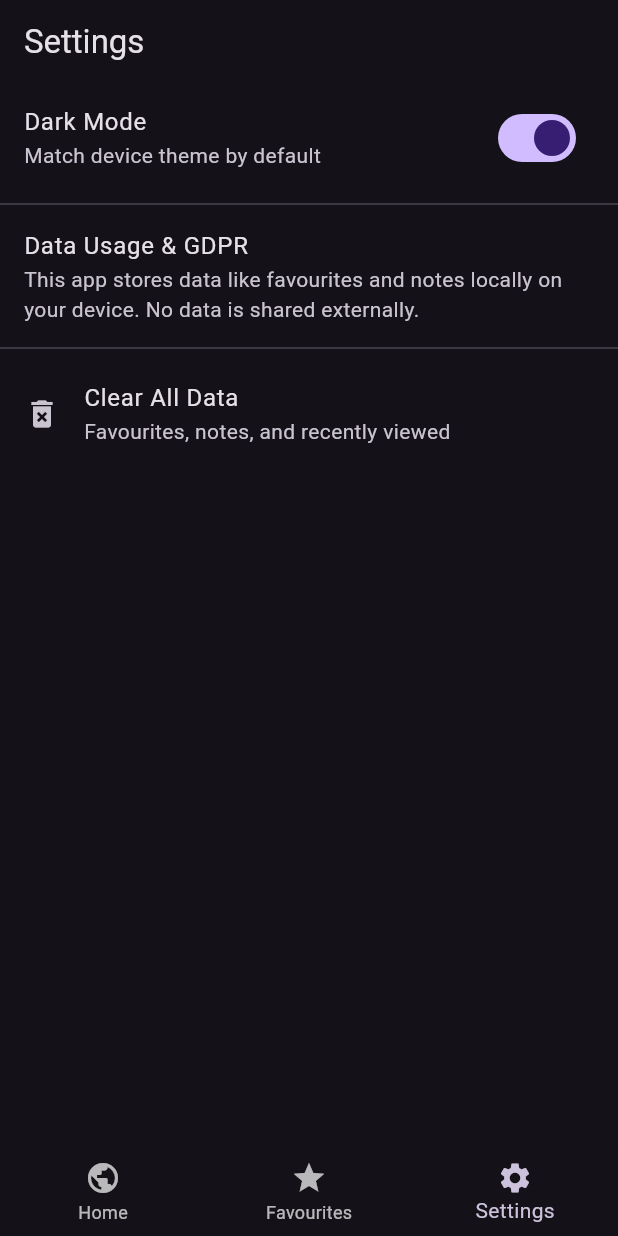
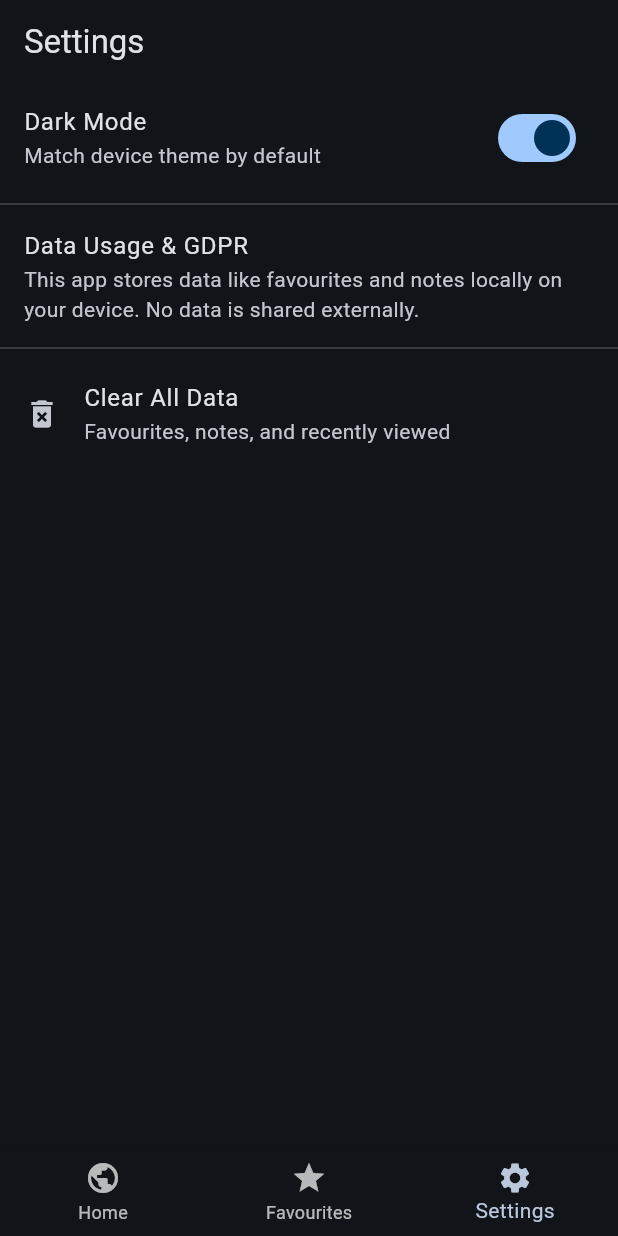
Before and after one commit to yousufaahmed/To-Visit, a Flutter app: the screen it shows after launch, item 3 of the bottom bar chosen, after a tap on "Dark Mode", on a phone screen of 412 x 824 dp. Run offline on Flutter 3.47's test engine with Material 3 defaults, Android fonts, the light colour scheme and no system bars; our stand-ins replace connectivity_plus, flutter_map, latlong2, share_plus, shared_preferences; network calls fail.

Commit message:
add comments add fix

```diff
--- a/lib/main.dart
+++ b/lib/main.dart
@@ -1,5 +1,6 @@
 import 'package:flutter/material.dart';
 import 'package:provider/provider.dart';
+
 import 'screens/main_navigation.dart';
 import 'screens/country_screen.dart';
 import 'screens/all_countries_screen.dart';
@@ -7,7 +8,7 @@ import 'theme/theme_provider.dart';
 import 'models/country_model.dart';
 
 void main() {
-  runApp(const ToVisitApp());
+  runApp(const ToVisitApp()); // Entry point of the app
 }
 
 class ToVisitApp extends StatelessWidget {
@@ -16,16 +17,34 @@ class ToVisitApp extends StatelessWidget {
   @override
   Widget build(BuildContext context) {
     return ChangeNotifierProvider(
+      // Provide ThemeProvider to the entire app
       create: (_) => ThemeProvider(),
       child: Consumer<ThemeProvider>(
         builder: (context, themeProvider, _) {
           return MaterialApp(
             title: 'ToVisit',
-            themeMode: themeProvider.themeMode,
-            theme: ThemeData.light(useMaterial3: true),
-            darkTheme: ThemeData.dark(useMaterial3: true),
+            debugShowCheckedModeBanner: false,
+
+            // Set light and dark themes using Material 3
+            theme: ThemeData(
+              brightness: Brightness.light,
+              useMaterial3: true,
+              colorScheme: ColorScheme.fromSeed(seedColor: Colors.blue),
+            ),
+            darkTheme: ThemeData(
+              brightness: Brightness.dark,
+              useMaterial3: true,
+              colorScheme: ColorScheme.fromSeed(
+                seedColor: Colors.blue,
+                brightness: Brightness.dark,
+              ),
+            ),
+            themeMode: themeProvider.themeMode, // Set current theme mode (system, light, or dark)
+
+            // Main navigation layout with bottom tabs
             home: const MainNavigation(),
 
+            // Define dynamic route generation
             onGenerateRoute: (settings) {
               if (settings.name == '/country') {
                 final country = settings.arguments as Country;
@@ -37,8 +56,8 @@ class ToVisitApp extends StatelessWidget {
                   builder: (_) => const AllCountriesScreen(),
                 );
               }
-            return null;
-          }
+              return null; // Unknown route fallback
+            },
           );
         },
       ),
--- a/lib/models/country_model.dart
+++ b/lib/models/country_model.dart
@@ -1,14 +1,14 @@
-
 import 'dart:convert';
 
+/// A model representing a country and its relevant data for display and storage.
 class Country {
-  final String name;
-  final String capital;
-  final String region;
-  final int population;
-  final List<double> latlng;
-  final String flagUrl;
-  final String code;
+  final String name;          // Common name of the country
+  final String capital;       // Capital city
+  final String region;        // Geographical region (e.g. Europe, Asia)
+  final int population;       // Population count
+  final List<double> latlng;  // Latitude and longitude coordinates
+  final String flagUrl;       // URL to the country's flag image (PNG format)
+  final String code;          // Country code (e.g. "FR" for France)
 
   Country({
     required this.name,
@@ -20,6 +20,7 @@ class Country {
     required this.code,
   });
 
+  /// Factory constructor to create a Country instance from the REST Countries API JSON.
   factory Country.fromJson(Map<String, dynamic> json) {
     return Country(
       name: json['name']['common'] ?? 'N/A',
@@ -36,7 +37,7 @@ class Country {
     );
   }
 
-  // Convert Country to JSON string for storage
+  /// Serialises the Country object into a JSON string for storage (e.g. SharedPreferences).
   String toJsonString() => jsonEncode({
         'name': name,
         'capital': capital,
@@ -47,7 +48,7 @@ class Country {
         'code': code,
       });
 
-  // Convert back from JSON string
+  /// Factory constructor to recreate a Country object from a stored JSON string.
   factory Country.fromJsonString(String jsonStr) {
     final data = jsonDecode(jsonStr);
     return Country(
--- a/lib/screens/home_screen.dart
+++ b/lib/screens/home_screen.dart
@@ -4,6 +4,7 @@ import '../models/country_model.dart';
 import '../services/rest_countries_service.dart';
 import '../widgets/country_card.dart';
 
+/// Home screen that shows search, popular countries, and recently viewed countries.
 class HomeScreen extends StatefulWidget {
   const HomeScreen({super.key});
 
@@ -12,27 +13,28 @@ class HomeScreen extends StatefulWidget {
 }
 
 class _HomeScreenState extends State<HomeScreen> {
-  List<Country> allCountries = [];
-  List<Country> filteredCountries = [];
-  List<Country> popularCountries = [];
-  List<Country> recentlyViewed = [];
+  List<Country> allCountries = [];         // Complete list of countries from API
+  List<Country> filteredCountries = [];    // Filtered countries for search
+  List<Country> popularCountries = [];     // Hardcoded popular countries list
+  List<Country> recentlyViewed = [];       // Countries saved to shared preferences
 
   String searchQuery = '';
-  bool isLoading = true;
+  bool isLoading = true;                   // Indicates loading state for countries
 
   @override
   void initState() {
     super.initState();
-    loadCountries();
-    loadRecent();
+    loadCountries(); // Load all countries from API
+    loadRecent();    // Load recent countries from local storage
   }
 
+  /// Fetch all countries and filter to get popular ones
   Future<void> loadCountries() async {
     final countries = await RestCountriesService.fetchCountries();
 
     if (!mounted) return;
 
-    // Hardcoded popular names
+    // Manually defined list of popular countries
     final popularNames = [
       'France',
       'Italy',
@@ -45,7 +47,7 @@ class _HomeScreenState extends State<HomeScreen> {
       'Australia',
     ];
 
-    // Match names with fallback to empty list if nothing found
+    // Try to match each popular country by name
     final sortedPopular = countries.isEmpty
         ? <Country>[]
         : popularNames.map((name) {
@@ -68,6 +70,7 @@ class _HomeScreenState extends State<HomeScreen> {
     });
   }
 
+  /// Load recently viewed countries from shared preferences
   Future<void> loadRecent() async {
     final prefs = await SharedPreferences.getInstance();
     final recents = prefs.getStringList('recently_viewed') ?? [];
@@ -79,6 +82,7 @@ class _HomeScreenState extends State<HomeScreen> {
     });
   }
 
+  /// Filter countries based on search query
   void onSearch(String value) {
     setState(() {
       searchQuery = value;
@@ -88,10 +92,12 @@ class _HomeScreenState extends State<HomeScreen> {
     });
   }
 
+  /// Save country to recents and navigate to detail screen
   void onCountryTapped(Country country) async {
     final prefs = await SharedPreferences.getInstance();
     final recentJsons = prefs.getStringList('recently_viewed') ?? [];
 
+    // Avoid duplicates and limit to 5
     recentJsons.removeWhere((item) => Country.fromJsonString(item).name == country.name);
     recentJsons.insert(0, country.toJsonString());
     if (recentJsons.length > 5) recentJsons.removeLast();
@@ -113,7 +119,7 @@ class _HomeScreenState extends State<HomeScreen> {
       child: Column(
         crossAxisAlignment: CrossAxisAlignment.start,
         children: [
-          // Search Bar
+          // Search input
           TextField(
             onChanged: onSearch,
             decoration: InputDecoration(
@@ -125,6 +131,7 @@ class _HomeScreenState extends State<HomeScreen> {
           ),
           const SizedBox(height: 16),
 
+          // If searching, show filtered results
           if (searchQuery.isNotEmpty) ...[
             Text("Search Results", style: Theme.of(context).textTheme.titleMedium),
             const SizedBox(height: 8),
@@ -141,11 +148,12 @@ class _HomeScreenState extends State<HomeScreen> {
               ),
           ],
 
+          // If not searching, show welcome, popular, and recent
           if (searchQuery.isEmpty) ...[
             Text("Welcome back 👋", style: Theme.of(context).textTheme.headlineSmall),
             const SizedBox(height: 16),
 
-            // Popular Countries
+            // Popular countries horizontal scroll
             if (popularCountries.isNotEmpty) ...[
               Text("Popular countries", style: Theme.of(context).textTheme.titleMedium),
               const SizedBox(height: 8),
@@ -184,6 +192,8 @@ class _HomeScreenState extends State<HomeScreen> {
                 ),
               ),
               const SizedBox(height: 8),
+
+              // Button to view all countries
               Align(
                 alignment: Alignment.centerRight,
                 child: TextButton(
@@ -194,7 +204,7 @@ class _HomeScreenState extends State<HomeScreen> {
               const SizedBox(height: 24),
             ],
 
-            // Recently Viewed
+            // Recently viewed list
             if (recentlyViewed.isNotEmpty) ...[
               Text("Recently viewed", style: Theme.of(context).textTheme.titleMedium),
               const SizedBox(height: 8),
--- a/lib/screens/main_navigation.dart
+++ b/lib/screens/main_navigation.dart
@@ -3,6 +3,8 @@ import 'home_screen.dart';
 import 'favourites_screen.dart';
 import 'settings_screen.dart';
 
+/// MainNavigation sets up the bottom navigation structure for the app.
+/// It allows users to switch between Home, Favourites, and Settings pages.
 class MainNavigation extends StatefulWidget {
   const MainNavigation({super.key});
 
@@ -11,23 +13,30 @@ class MainNavigation extends StatefulWidget {
 }
 
 class _MainNavigationState extends State<MainNavigation> {
-  int currentIndex = 0;
+  int currentIndex = 0; // Keeps track of the currently selected tab
 
+  // List of screens to navigate between
   final List<Widget> screens = const [
     HomeScreen(),
     FavouritesScreen(),
     SettingsScreen(),
   ];
 
+  // Titles for each screen, used in AppBar
   final List<String> titles = ['To-Visit', 'Favourites', 'Settings'];
 
   @override
   Widget build(BuildContext context) {
     return Scaffold(
+      // AppBar updates title based on selected tab
       appBar: AppBar(
         title: Text(titles[currentIndex]),
       ),
+
+      // Display the selected screen
       body: screens[currentIndex],
+
+      // Bottom navigation bar with 3 tabs
       bottomNavigationBar: BottomNavigationBar(
         currentIndex: currentIndex,
         onTap: (value) => setState(() => currentIndex = value),
--- a/lib/screens/settings_screen.dart
+++ b/lib/screens/settings_screen.dart
@@ -3,6 +3,7 @@ import 'package:shared_preferences/shared_preferences.dart';
 import 'package:provider/provider.dart';
 import '../theme/theme_provider.dart';
 
+/// A screen for managing app settings like theme and user data.
 class SettingsScreen extends StatefulWidget {
   const SettingsScreen({super.key});
 
@@ -16,31 +17,35 @@ class _SettingsScreenState extends State<SettingsScreen> {
   @override
   void initState() {
     super.initState();
-    loadThemePreference();
+    loadThemePreference(); // Load user's theme preference on init
   }
 
+  /// Loads the theme preference from SharedPreferences
   Future<void> loadThemePreference() async {
     final prefs = await SharedPreferences.getInstance();
     final dark = prefs.getBool('dark_mode') ?? false;
     setState(() => isDarkMode = dark);
   }
 
+  /// Toggles the app's dark mode and saves the preference
   Future<void> toggleTheme(bool value) async {
     final prefs = await SharedPreferences.getInstance();
     final themeProvider = Provider.of<ThemeProvider>(context, listen: false);
-    themeProvider.toggleTheme(value);
+    themeProvider.toggleTheme(value); // Notify app to switch theme
     setState(() => isDarkMode = value);
-
+    /// Save the preference
+    await prefs.setBool('dark_mode', value);
   }
 
+  /// Clears all user-specific data stored on device
   Future<void> clearAllUserData() async {
     final prefs = await SharedPreferences.getInstance();
 
-    // Remove favourites and recents
+    // Remove favourites and recently viewed
     await prefs.remove('favourite_countries');
     await prefs.remove('recently_viewed');
 
-    // Remove all notes
+    // Remove notes with key prefix 'note_'
     final keys = prefs.getKeys();
     for (var key in keys) {
       if (key.startsWith('note_')) {
@@ -49,11 +54,14 @@ class _SettingsScreenState extends State<SettingsScreen> {
     }
 
     if (!mounted) return;
+
+    // Show confirmation to the user
     ScaffoldMessenger.of(context).showSnackBar(
       const SnackBar(content: Text("All data cleared.")),
     );
   }
 
+  /// Shows confirmation dialog before clearing user data
   void showClearDataDialog() {
     showDialog(
       context: context,
@@ -80,9 +88,10 @@ class _SettingsScreenState extends State<SettingsScreen> {
   @override
   Widget build(BuildContext context) {
     return Scaffold(
-      // appBar: AppBar(title: const Text('Settings')),
+      // No AppBar used here since it’s inside a tab navigation
       body: ListView(
         children: [
+          // Dark Mode toggle
           SwitchListTile(
             title: const Text('Dark Mode'),
             subtitle: const Text('Match device theme by default'),
@@ -90,6 +99,8 @@ class _SettingsScreenState extends State<SettingsScreen> {
             onChanged: toggleTheme,
           ),
           const Divider(),
+
+          // GDPR & data usage information
           const ListTile(
             title: Text('Data Usage & GDPR'),
             subtitle: Text(
@@ -97,6 +108,8 @@ class _SettingsScreenState extends State<SettingsScreen> {
             ),
           ),
           const Divider(),
+
+          // Clear data option
           ListTile(
             leading: const Icon(Icons.delete_forever),
             title: const Text("Clear All Data"),
--- a/lib/theme/theme_provider.dart
+++ b/lib/theme/theme_provider.dart
@@ -1,28 +1,45 @@
 import 'package:flutter/material.dart';
 import 'package:shared_preferences/shared_preferences.dart';
 
+/// A ChangeNotifier that manages the app's theme (light/dark mode)
+/// and persists user preference using SharedPreferences.
 class ThemeProvider extends ChangeNotifier {
+  // Holds the current theme mode (light/dark/system)
   ThemeMode _themeMode = ThemeMode.system;
 
+  // Expose the current theme mode to the app
   ThemeMode get themeMode => _themeMode;
 
+  // Constructor - loads the saved theme preference when the provider is created
   ThemeProvider() {
     loadTheme();
   }
 
+  /// Loads the theme preference from SharedPreferences.
+  /// If no preference is found, defaults to following the system theme.
   void loadTheme() async {
     final prefs = await SharedPreferences.getInstance();
     final isDark = prefs.getBool('dark_mode');
+
+    // Set the theme mode based on stored value
     _themeMode = isDark == null
         ? ThemeMode.system
         : (isDark ? ThemeMode.dark : ThemeMode.light);
-    notifyListeners();
+
+    notifyListeners(); // Notify UI to rebuild based on new theme
   }
 
+  /// Toggles the theme mode and saves the preference.
+  /// [isDark] indicates whether dark mode is enabled.
   void toggleTheme(bool isDark) async {
     final prefs = await SharedPreferences.getInstance();
+
+    // Save the user's preference
     await prefs.setBool('dark_mode', isDark);
+
+    // Update internal theme state
     _themeMode = isDark ? ThemeMode.dark : ThemeMode.light;
-    notifyListeners();
+
+    notifyListeners(); // Update any listeners (e.g., MaterialApp)
   }
 }
```
Also changed, not shown: lib/models/place_model.dart (+9 -6 lines), lib/screens/all_countries_screen.dart (+11 -6 lines), lib/screens/country_screen.dart (+20 -4 lines), lib/screens/favourites_screen.dart (+8 -4 lines), lib/services/opentripmap_service.dart (+12 -5 lines), lib/services/rest_countries_service.dart (+11 -1 lines), lib/services/storage_service.dart (+13 -4 lines), lib/services/wiki_places_service.dart (+18 -4 lines), lib/widgets/country_card.dart (+18 -3 lines), lib/widgets/place_card.dart (+19 -6 lines). Lines whose indentation alone changed are shown as unchanged.
